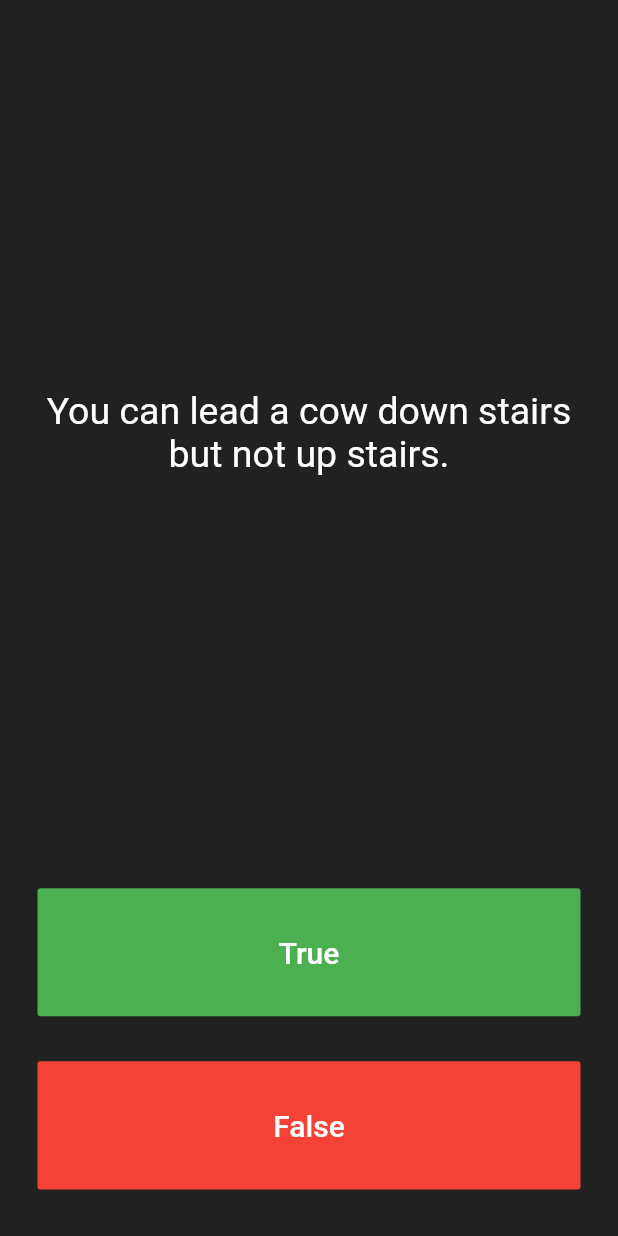
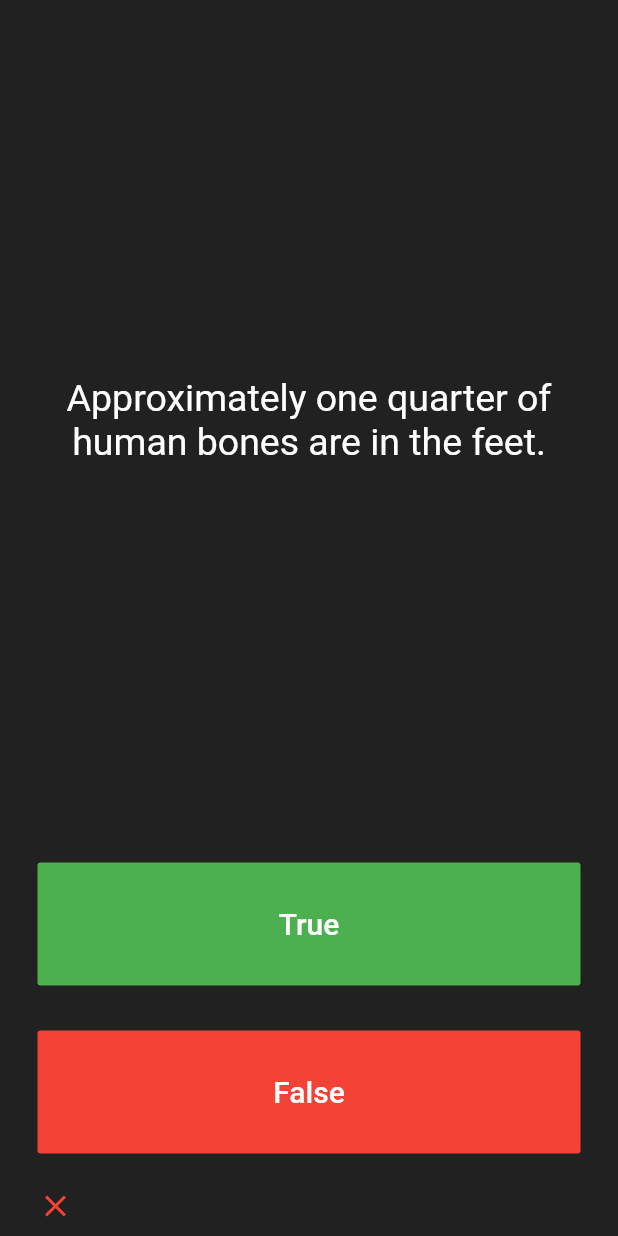
Before and after one commit to Harryalways317/flutter-30-days, a Flutter app: the screen it shows after launch, after a tap on "True", on a phone screen of 412 x 824 dp. Run offline on Flutter 3.47's test engine with Material 2 defaults, Android fonts, the light colour scheme and no system bars; our stand-ins replace audioplayers, table_calendar; missing offline and left inert: dart:ffi.

Commit message:
Update main.dart

```diff
--- a/quizzler-flutter/lib/main.dart
+++ b/quizzler-flutter/lib/main.dart
@@ -70,7 +70,19 @@ class _QuizPageState extends State<QuizPage> {
               ),
               onPressed: () {
                 //The user picked true.
-                questionNumber += 1;
+
+                scoreKeeper.add(answersList[questionNumber] == true
+                    ? Icon(
+                        Icons.check,
+                        color: Colors.green,
+                      )
+                    : Icon(
+                        Icons.close,
+                        color: Colors.red,
+                      ));
+                setState(() {
+                  questionNumber += 1;
+                });
               },
             ),
           ),
@@ -89,7 +101,21 @@ class _QuizPageState extends State<QuizPage> {
               ),
               onPressed: () {
                 //The user picked false.
-                questionNumber += 1;
+
+                scoreKeeper.add(
+                  answersList[questionNumber] == false
+                      ? Icon(
+                          Icons.check,
+                          color: Colors.green,
+                        )
+                      : Icon(
+                          Icons.close,
+                          color: Colors.red,
+                        ),
+                );
+                setState(() {
+                  questionNumber += 1;
+                });
               },
             ),
           ),
```
